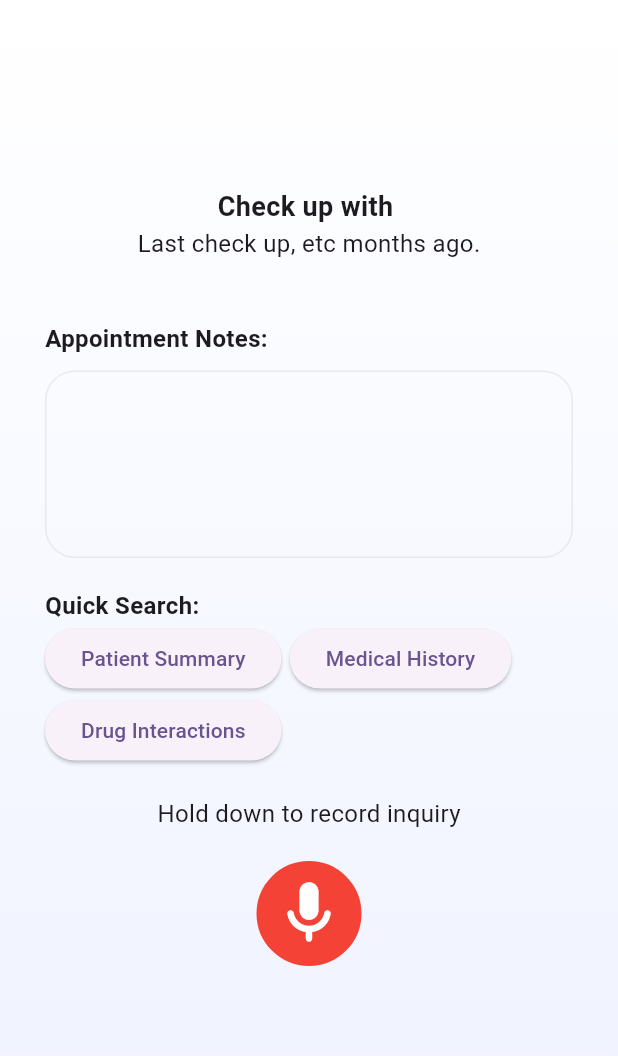
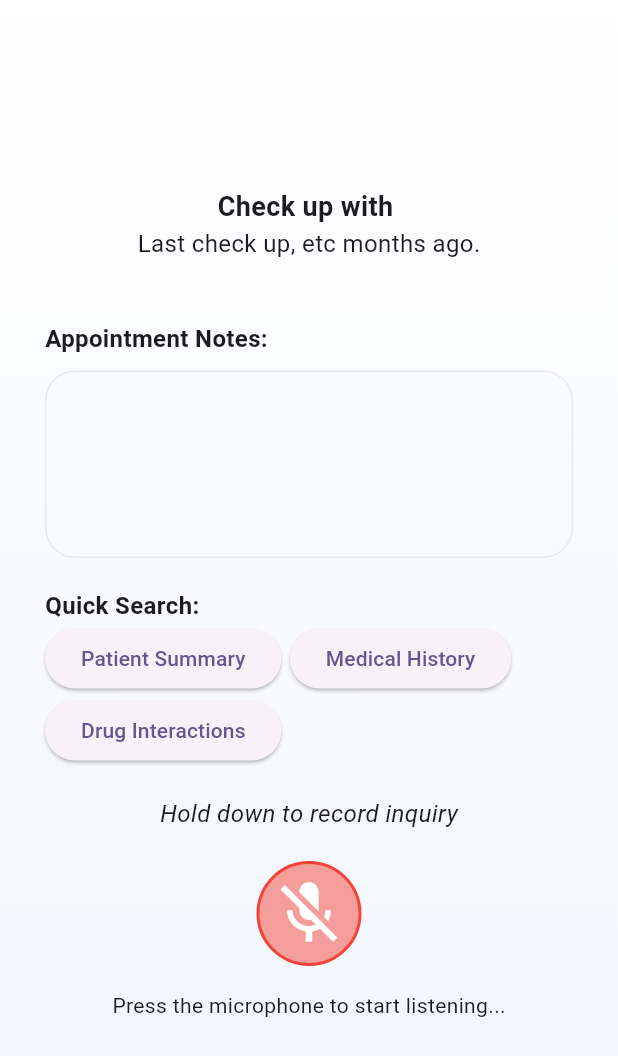
Before and after one commit to Matirix/Project_Gateway, a Flutter app: the AppointmentPage screen opened directly with empty values, on a phone screen of 412 x 824 dp. Shown: the top 1056 px of the screen. Run offline on Flutter 3.47's test engine with Material 2 defaults, Android fonts, the phone set to English and light mode, and no system bars; our stand-ins replace flutter_secure_storage, speech_to_text; accounts and stored records are empty.

Commit message:
appointment voice recognition sorta works

```diff
--- a/lib/appointment_page.dart
+++ b/lib/appointment_page.dart
@@ -1,6 +1,10 @@
 import 'package:flutter/material.dart';
 import 'package:prj_gateway/appointment.dart';
 import 'package:prj_gateway/utils/app_colors.dart';
+import 'package:speech_to_text/speech_recognition_result.dart';
+import 'package:speech_to_text/speech_to_text.dart';
+
+import 'open_ai.dart';
 
 class AppointmentPage extends StatefulWidget {
   const AppointmentPage({super.key, required this.appointment});
@@ -13,18 +17,80 @@ class AppointmentPage extends StatefulWidget {
 class _AppointmentPageState extends State<AppointmentPage> {
   String name = "N/A";
   String notes = "";
+  Future<String>? response;
+  final SpeechToText _speechToText = SpeechToText();
+  bool _speechEnabled = false;
+  String _lastWords = '';
 
   @override
   void initState() {
     super.initState();
     name = widget.appointment.patient!.name!;
     notes = widget.appointment.appointmentNotes!;
+    _initSpeech();
+  }
+
+  void _initSpeech() async {
+    _speechEnabled = await _speechToText.initialize();
+    setState(() {});
+  }
+
+  /// Each time to start a speech recognition session
+  void _startListening() async {
+    await _speechToText.listen(onResult: _onSpeechResult);
+    setState(() {});
+  }
+
+  /// Manually stop the active speech recognition session
+  /// Note that there are also timeouts that each platform enforces
+  /// and the SpeechToText plugin supports setting timeouts on the
+  /// listen method.
+  void _stopListening() async {
+    await _speechToText.stop();
+    setState(() {});
+  }
+
+  /// This is the callback that the SpeechToText plugin calls when
+  /// the platform returns recognized words.
+  void _onSpeechResult(SpeechRecognitionResult result) {
+    setState(() {
+      _lastWords = result.recognizedWords;
+    });
+  }
+
+  Future<void> getResponse(int prompt) async {
+    response = callOpenAI(prompt, widget.appointment.patient!);
+    setState(() {});
+  }
+
+  FutureBuilder<String?> generateResponse() {
+    return FutureBuilder(
+        future: response,
+        builder: (context, snapshot) {
+          if (snapshot.hasData) {
+            // return Text(snapshot.data.toString());
+            return responsebox(snapshot.data.toString());
+          } else if (snapshot.hasError) {
+            return Text(snapshot.error.toString());
+          } else if (snapshot.connectionState == ConnectionState.waiting ||
+              snapshot.hasData) {
+            return Container(
+              margin: const EdgeInsets.only(top: 20),
+              alignment: Alignment.center,
+              child: const CircularProgressIndicator(),
+            );
+          } else {
+            return quickSearch();
+          }
+        });
   }
 
   @override
   Widget build(BuildContext context) {
     return Scaffold(
-        body: Container(
+      body: SingleChildScrollView(
+        child: Container(
+          height: MediaQuery.of(context).size.height * 1.25,
           decoration: const BoxDecoration(
             gradient: LinearGradient(
               begin: Alignment.topCenter,
@@ -37,10 +103,11 @@ class _AppointmentPageState extends State<AppointmentPage> {
             ),
           ),
           padding: const EdgeInsets.symmetric(horizontal: 30),
-      child: Column(crossAxisAlignment: CrossAxisAlignment.stretch, children: [
+          child:
+              Column(crossAxisAlignment: CrossAxisAlignment.stretch, children: [
             patientHeader(),
             appointmentNotes(context),
-        quickSearch(),
+            generateResponse(),
             // doctorNotes(),
             Column(
               children: [
@@ -48,7 +115,8 @@ class _AppointmentPageState extends State<AppointmentPage> {
                   height: 20,
                 ),
                 const Text("Hold down to record inquiry",
-                style: TextStyle(fontSize: 16)),
+                    style:
+                        TextStyle(fontSize: 16, fontStyle: FontStyle.italic)),
                 const SizedBox(
                   height: 20,
                 ),
@@ -56,21 +124,57 @@ class _AppointmentPageState extends State<AppointmentPage> {
                   decoration: BoxDecoration(
                     shape: BoxShape.circle,
                     border: Border.all(color: Colors.red, width: 2.0),
-                color: Colors.red,
+                    color: _speechToText.isNotListening
+                        ? Colors.red.withOpacity(0.5)
+                        : Colors.red,
                   ),
                   child: IconButton(
-                onPressed: () {},
-                icon: const Icon(
-                  Icons.mic_rounded,
+                    onPressed: () {
+                      _speechToText.isNotListening
+                          ? _startListening()
+                          : _stopListening();
+                    },
+                    // icon: const Icon(
+                    //   Icons.mic_rounded,
+                    //   size: 50.0,
+                    //   color: Colors.white,
+                    // ),
+                    icon: Icon(
+                        _speechToText.isNotListening
+                            ? Icons.mic_off
+                            : Icons.mic,
                         size: 50.0,
-                  color: Colors.white,
+                        color: Colors.white),
                   ),
                 ),
-            )
+                Container(
+                  padding: const EdgeInsets.all(16),
+                  child: Text(
+                    // If listening is active show the recognized words
+                    _speechToText.isListening
+                        ? _lastWords
+                        // If listening isn't active but could be tell the user
+                        // how to start it, otherwise indicate that speech
+                        // recognition is not yet ready or not supported on
+                        // the target device
+                        : _speechEnabled
+                            ? 'Press the microphone to start listening...'
+                            : 'Speech not available, check permissions',
+                  ),
+                ),
               ],
             )
           ]),
-    ));
+        ),
+      ),
+      // floatingActionButton: FloatingActionButton(
+      //   onPressed:
+      //       // If not yet listening for speech start, otherwise stop
+      //       _speechToText.isNotListening ? _startListening : _stopListening,
+      //   tooltip: 'Listen',
+      //   child: Icon(_speechToText.isNotListening ? Icons.mic_off : Icons.mic),
+      // ),
+    );
   }
 
   Column quickSearch() {
@@ -84,13 +188,41 @@ class _AppointmentPageState extends State<AppointmentPage> {
             style: TextStyle(fontSize: 16, fontWeight: FontWeight.bold)),
         Wrap(direction: Axis.horizontal, spacing: 5.5, children: [
           ElevatedButton(
-              onPressed: () {}, child: const Text("Patient Summary")),
+              onPressed: () {
+                getResponse(1);
+              },
+              child: const Text("Patient Summary")),
           ElevatedButton(
-              onPressed: () {}, child: const Text("Medical History")),
+              onPressed: () {
+                getResponse(3);
+              },
+              child: const Text("Medical History")),
           ElevatedButton(
-              onPressed: () {}, child: const Text("Drug Interactions")),
+              onPressed: () {
+                getResponse(2);
+              },
+              child: const Text("Drug Interactions")),
         ]),
       ],
+    );
+  }
+
+  Container responsebox(response) {
+    return Container(
+      child: Column(
+        crossAxisAlignment: CrossAxisAlignment.start,
+        children: [
+          const SizedBox(
+            height: 20,
+          ),
+          const Text("AI Response:",
+              style: TextStyle(fontSize: 16, fontWeight: FontWeight.bold)),
+          Text(
+            response,
+            style: const TextStyle(fontSize: 16),
+          ),
+        ],
+      ),
     );
   }
 
--- a/lib/dummy_data.dart
+++ b/lib/dummy_data.dart
@@ -53,7 +53,7 @@ Patient april = Patient(
 
 Appointment appointment = Appointment(
   appointmentTime: DateTime(2023, 6, 15, 10, 30),
-  appointmentNotes: 'Follow-up appointment',
+  appointmentNotes: 'Nausea, unstable bowels, and dizziness. ',
   patient: john,
 );
 
--- a/pubspec.yaml
+++ b/pubspec.yaml
@@ -38,6 +38,9 @@ dependencies:
   # Use with the CupertinoIcons class for iOS style icons.
   cupertino_icons: ^1.0.2
   intl: ^0.18.1
+  speech_to_text: ^6.1.1
+
+
 
 dev_dependencies:
   flutter_test:
```
Also changed, not shown: lib/run.dart (added, +114 -0 lines), pubspec.lock, 5 other files. Lines whose indentation alone changed are shown as unchanged.
